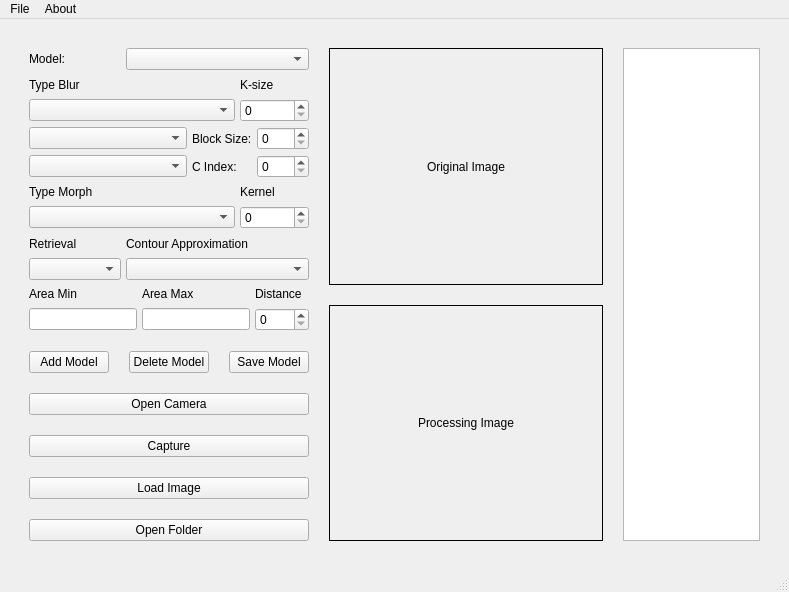
Old version of the form src/gui/MainWindowUI.ui in the repository vananh2606/VisionProcessingImage.
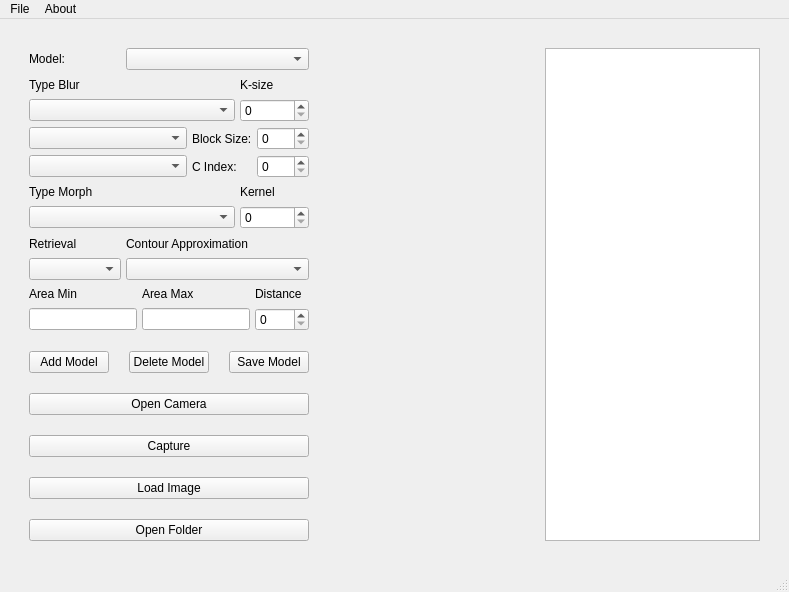
New version of the form.

Diff of the .ui file:
```diff
--- a/src/gui/MainWindowUI.ui
+++ b/src/gui/MainWindowUI.ui
@@ -16,7 +16,7 @@
   <widget class="QWidget" name="centralwidget">
    <layout class="QHBoxLayout" name="horizontalLayout">
     <item>
-     <layout class="QHBoxLayout" name="TeachingLayout" stretch="1,2,1">
+     <layout class="QHBoxLayout" name="TeachingLayout" stretch="1,1,1">
       <property name="spacing">
        <number>20</number>
       </property>
@@ -267,40 +267,7 @@
        </layout>
       </item>
       <item>
-       <layout class="QVBoxLayout" name="Screen">
-        <item>
-         <widget class="QLabel" name="OriginalImage">
-          <property name="frameShape">
-           <enum>QFrame::Box</enum>
-          </property>
-          <property name="text">
-           <string>Original Image</string>
-          </property>
-          <property name="scaledContents">
-           <bool>true</bool>
-          </property>
-          <property name="alignment">
-           <set>Qt::AlignCenter</set>
-          </property>
-         </widget>
-        </item>
-        <item>
-         <widget class="QLabel" name="ProcessingImage">
-          <property name="frameShape">
-           <enum>QFrame::Box</enum>
-          </property>
-          <property name="text">
-           <string>Processing Image</string>
-          </property>
-          <property name="scaledContents">
-           <bool>true</bool>
-          </property>
-          <property name="alignment">
-           <set>Qt::AlignCenter</set>
-          </property>
-         </widget>
-        </item>
-       </layout>
+       <layout class="QVBoxLayout" name="Screen"/>
       </item>
       <item>
        <layout class="QVBoxLayout" name="ListFile">
```
